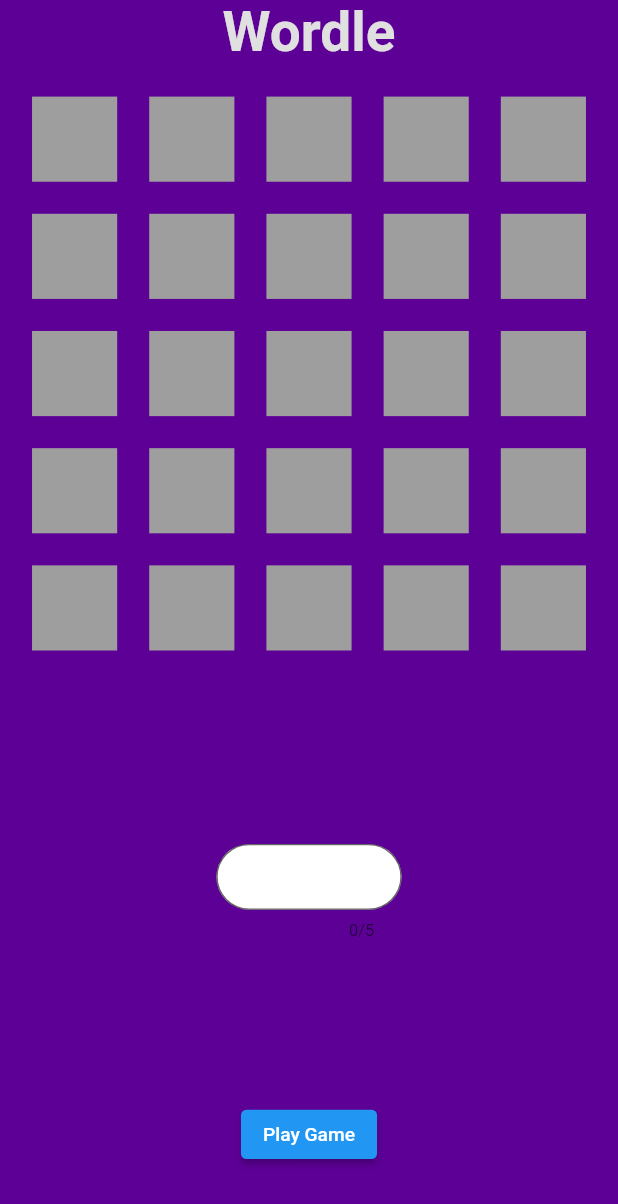
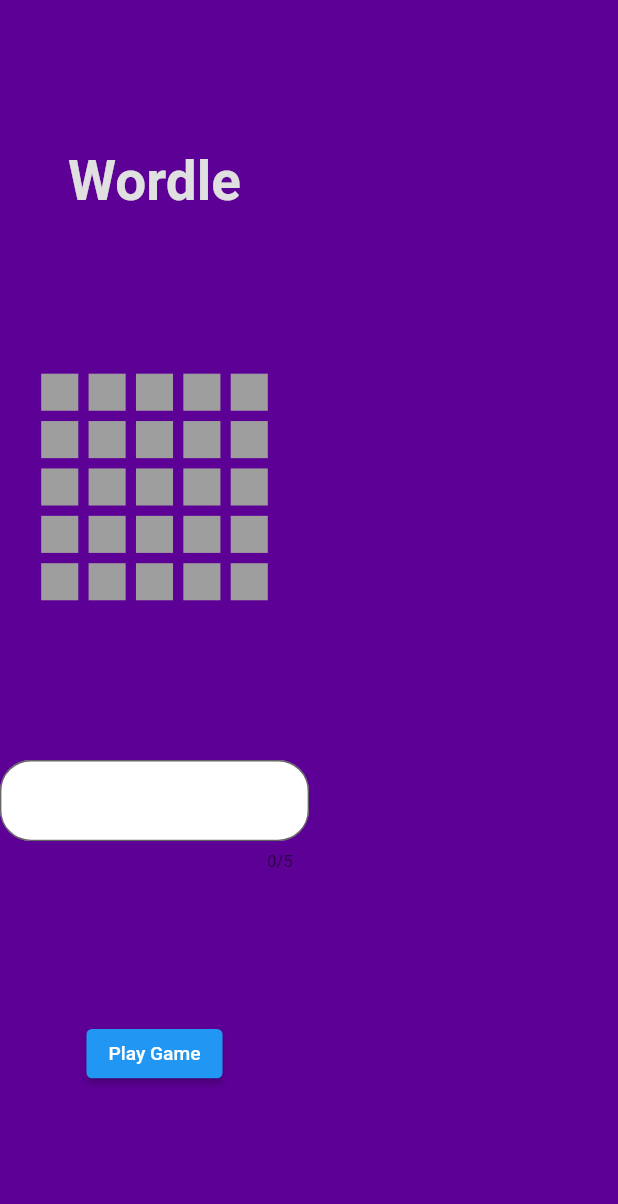
Before and after one commit to Marcos-Gamarra/personal_website_flutter, a Flutter app: the Wordle widget shown alone on an empty page, opened directly, on a phone screen of 412 x 824 dp. Shown: the top 1204 px of the screen. Run offline on Flutter 3.47's test engine with Material 2 defaults, Android fonts, the light colour scheme and no system bars; our stand-ins replace font_awesome_flutter, responsive_framework; missing offline and left inert: dart:html.

Commit message:
made wordle ui proportional to screen size

```diff
--- a/lib/main.dart
+++ b/lib/main.dart
@@ -99,7 +99,7 @@
   Widget build(BuildContext context) {
     final PageController controller = PageController();
     return Scaffold(
-      //extendBodyBehindAppBar: true,
+      extendBodyBehindAppBar: true,
       appBar: AppBar(
         leading: Builder(builder: (context) {
           return IconButton(
--- a/lib/wordle/wordle.dart
+++ b/lib/wordle/wordle.dart
@@ -145,8 +145,10 @@
   @override
   Widget build(BuildContext context) {
     double width = MediaQuery.of(context).size.width;
-    double height = MediaQuery.of(context).size.height * 0.6;
+    double height = MediaQuery.of(context).size.height;
+    double size = width > height ? height : width;
     return Column(
+      mainAxisAlignment: MainAxisAlignment.spaceEvenly,
       children: <Widget>[
         Text(
           "Wordle",
@@ -156,11 +158,9 @@
             color: Colors.grey[300],
           ),
         ),
-        Align(
-          alignment: Alignment.topCenter,
-          child: SizedBox(
-            width: width > height ? height : width,
-            height: width > height ? height : width,
+        SizedBox(
+          width: size * 0.4,
+          height: size * 0.4,
           child: Column(
             mainAxisAlignment: MainAxisAlignment.spaceEvenly,
             children: <Widget>[
@@ -172,26 +172,19 @@
             ],
           ),
         ),
-        ),
-        Expanded(
-          child: Center(
-            child: SizedBox(
-              width: width * 0.3,
+        SizedBox(
+          width: size * 0.5,
           child: IgnorePointer(
             ignoring: isIgnoring,
             child: TextField(
               textAlign: TextAlign.center,
-                  style: const TextStyle(
-                    fontSize: 20.0,
-                  ),
               focusNode: focusNode,
               controller: controller,
               decoration: InputDecoration(
-                    contentPadding: const EdgeInsets.fromLTRB(20, 10, 20, 10),
                 filled: true,
                 fillColor: Colors.white,
                 border: OutlineInputBorder(
-                      borderRadius: BorderRadius.circular(50),
+                  borderRadius: BorderRadius.circular(size * 0.05),
                 ),
                 errorText: errorText,
               ),
@@ -205,16 +198,11 @@
             ),
           ),
         ),
-          ),
-        ),
-        Container(
-          padding: const EdgeInsets.fromLTRB(0, 0, 0, 50),
-          child: ElevatedButton(
+        ElevatedButton(
           onPressed: () {
             playGame();
           },
           child: const Text("Play Game"),
-          ),
         ),
       ],
     );
@@ -262,15 +250,19 @@
 class _LetterBoxState extends State<LetterBox> {
   @override
   Widget build(BuildContext context) {
+    double size =
+        MediaQuery.of(context).size.width > MediaQuery.of(context).size.height
+            ? MediaQuery.of(context).size.height
+            : MediaQuery.of(context).size.width;
     return Container(
       color: widget.color,
-      height: 62,
-      width: 62,
+      width: size * 0.06,
+      height: size * 0.06,
       child: Center(
         child: Text(
           widget.letter,
-          style: const TextStyle(
-            fontSize: 25,
+          style: TextStyle(
+            fontSize: size * 0.04,
             fontWeight: FontWeight.bold,
           ),
         ),
```
Lines whose indentation alone changed are shown as unchanged.
